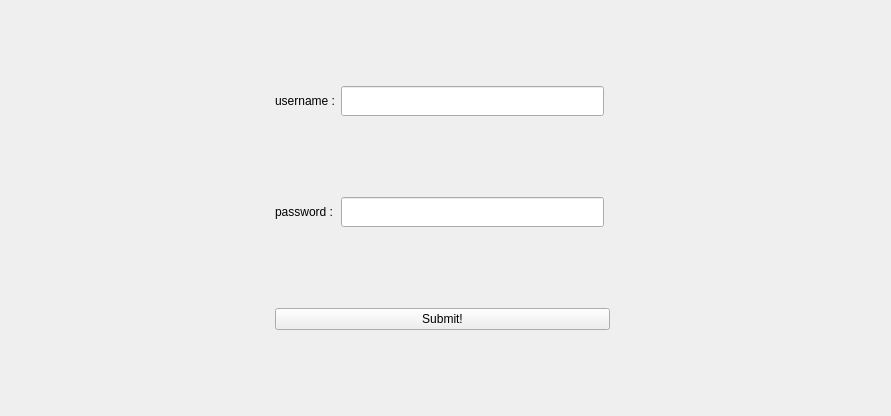
Before: the Qt Designer form loginui.ui in Kebabist/Messenger_C--_1, drawn with Qt 5.
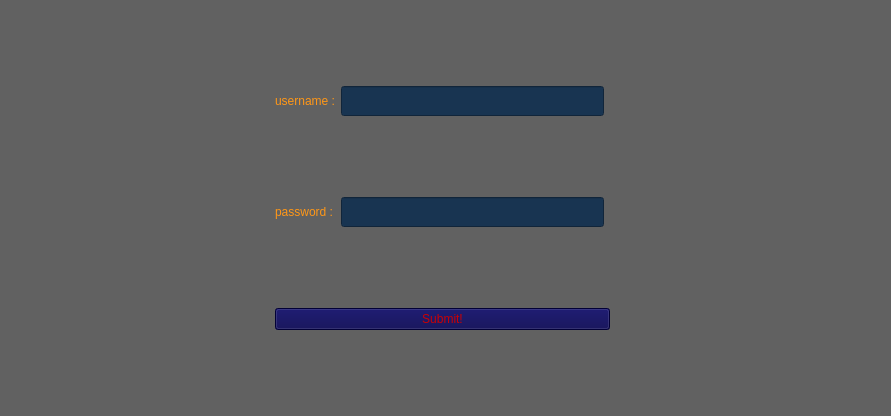
After: the same form once the commit is applied.

```diff
--- a/loginui.ui
+++ b/loginui.ui
@@ -13,6 +13,10 @@
   <property name="windowTitle">
    <string>Form</string>
   </property>
+  <property name="styleSheet">
+   <string notr="true">background-color: rgb(97, 97, 97);
+color: rgb(255, 151, 23);</string>
+  </property>
   <layout class="QGridLayout" name="gridLayout">
    <item row="0" column="3" colspan="2">
     <spacer name="horizontalSpacer">
@@ -61,6 +65,9 @@
        <height>30</height>
       </size>
      </property>
+     <property name="styleSheet">
+      <string notr="true">background-color: rgb(24, 52, 81);</string>
+     </property>
     </widget>
    </item>
    <item row="1" column="3" colspan="2">
@@ -124,6 +131,11 @@
    </item>
    <item row="2" column="1" colspan="3">
     <widget class="QPushButton" name="submitbutton">
+     <property name="styleSheet">
+      <string notr="true">background-color: rgb(3, 0, 76);
+color: rgb(202, 0, 3);
+</string>
+     </property>
      <property name="text">
       <string>Submit!</string>
      </property>
@@ -143,6 +155,9 @@
        <height>30</height>
       </size>
      </property>
+     <property name="styleSheet">
+      <string notr="true">background-color: rgb(24, 52, 81);</string>
+     </property>
      <property name="echoMode">
       <enum>QLineEdit::Password</enum>
      </property>
```
